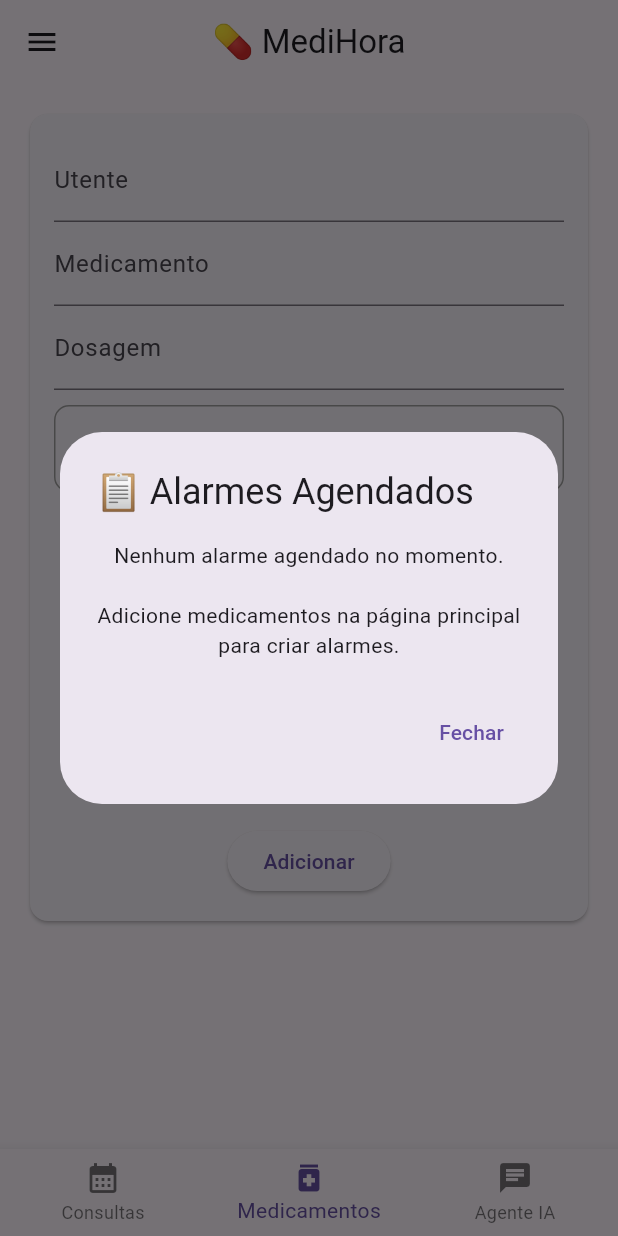
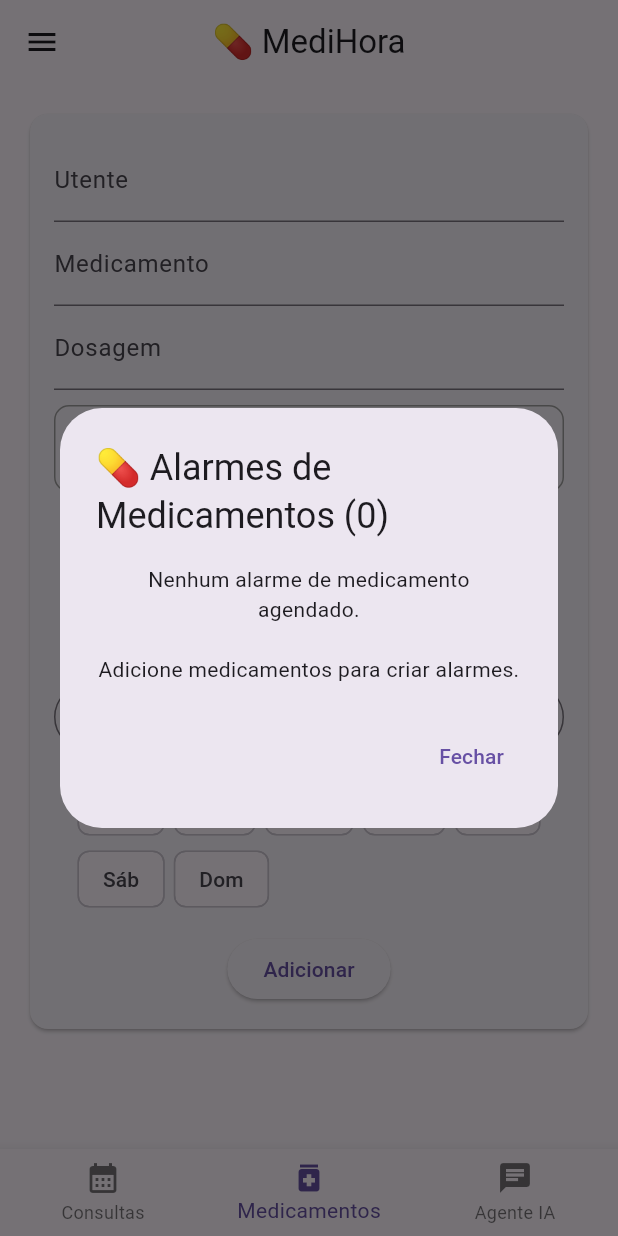
Before and after one commit to amBarreto/PAP, a Flutter app: the screen it shows after launch, in the side drawer, after a tap on "Selecionar hora", on a phone screen of 412 x 824 dp. Run offline on Flutter 3.47's test engine with Material 3 defaults, Android fonts, the phone set to English and light mode, and no system bars; our stand-ins replace flutter_local_notifications, flutter_markdown, isar, permission_handler, timezone; accounts and stored records are empty; generated files the repository leaves out were written again.

Commit message:
API e novas funcinalidades para melhor o UX

```diff
--- a/lib/drawer.dart
+++ /dev/null
@@ -1,159 +0,0 @@
-import 'package:flutter/material.dart';
-import 'services/notification_service.dart';
-
-class AppDrawer extends StatelessWidget {
-  final bool isDarkMode;
-  final VoidCallback toggleTheme;
-
-  const AppDrawer({
-    super.key,
-    required this.isDarkMode,
-    required this.toggleTheme,
-  });
-
-  Future<void> _verAlarmes(BuildContext context) async {
-    final alarmes = await NotificationService().getPendingNotifications();
-
-    if (!context.mounted) return;
-
-    showDialog(
-      context: context,
-      builder: (dialogContext) => AlertDialog(
-        title: const Text('📋 Alarmes Agendados'),
-        content: SingleChildScrollView(
-          child: alarmes.isEmpty
-              ? const Text(
-                  'Nenhum alarme agendado no momento.\n\n'
-                  'Adicione medicamentos na página principal para criar alarmes.',
-                  textAlign: TextAlign.center,
-                )
-              : Column(
-                  mainAxisSize: MainAxisSize.min,
-                  crossAxisAlignment: CrossAxisAlignment.start,
-                  children: [
-                    Text(
-                      'Total: ${alarmes.length} alarme(s)',
-                      style: const TextStyle(fontWeight: FontWeight.bold),
-                    ),
-                    const SizedBox(height: 16),
-                    ...alarmes.map((a) => Padding(
-                          padding: const EdgeInsets.only(bottom: 12),
-                          child: Card(
-                            child: ListTile(
-                              leading: const Icon(Icons.alarm),
-                              title: Text(a.title ?? 'Sem título'),
-                              subtitle: Text(a.body ?? 'Sem descrição'),
-                              trailing: Text(
-                                'ID: ${a.id}',
-                                style: const TextStyle(fontSize: 10),
-                              ),
-                            ),
-                          ),
-                        )),
-                  ],
-                ),
-        ),
-        actions: [
-          TextButton(
-            onPressed: () => Navigator.of(dialogContext).pop(),
-            child: const Text('Fechar'),
-          ),
-        ],
-      ),
-    );
-  }
-
-  @override
-  Widget build(BuildContext context) {
-    return Drawer(
-      child: ListView(
-        padding: EdgeInsets.zero,
-        children: [
-          DrawerHeader(
-            decoration: BoxDecoration(
-              color: isDarkMode ? Colors.grey[900] : Colors.teal,
-            ),
-            child: const Column(
-              crossAxisAlignment: CrossAxisAlignment.start,
-              children: [
-                Icon(Icons.medication, color: Colors.white, size: 40),
-                SizedBox(height: 10),
-                Text(
-                  'MediHora',
-                  style: TextStyle(
-                    color: Colors.white,
-                    fontSize: 22,
-                    fontWeight: FontWeight.bold,
-                  ),
-                ),
-                Text(
-                  'Gestão de medicação',
-                  style: TextStyle(color: Colors.white70),
-                ),
-              ],
-            ),
-          ),
-
-          /* ================= TEMA ================= */
-          SwitchListTile(
-            title: const Text('Modo escuro'),
-            secondary: const Icon(Icons.dark_mode),
-            value: isDarkMode,
-            onChanged: (_) => toggleTheme(),
-          ),
-
-          const Divider(),
-
-          /* ================= VER ALARMES ================= */
-          ListTile(
-            leading: const Icon(Icons.notifications_active),
-            title: const Text('Ver alarmes agendados'),
-            subtitle: const Text('Consultar notificações programadas'),
-            onTap: () {
-              Navigator.pop(context); // Fecha a drawer
-              _verAlarmes(context);
-            },
-          ),
-
-          const Divider(),
-
-          /* ================= LINHA DE APOIO ================= */
-          ListTile(
-            leading: const Icon(Icons.phone),
-            title: const Text('Linha de apoio'),
-            subtitle: const Text('808 24 24 24'),
-            onTap: () {
-              showDialog(
-                context: context,
-                builder: (dialogContext) => AlertDialog(
-                  title: const Text('Linha de apoio'),
-                  content: const Text(
-                    'Linha de Apoio SNS 24.\n\n'
-                    '📞 808 24 24 24',
-                  ),
-                  actions: [
-                    ElevatedButton(
-                      onPressed: () => Navigator.of(dialogContext).pop(),
-                      child: const Text('Fechar'),
-                    ),
-                  ],
-                ),
-              );
-            },
-          ),
-
-          const Divider(),
-
-          /* ================= SOBRE/INFORMAÇÃO ================= */
-          const ListTile(
-            leading: Icon(Icons.info_outline),
-            title: Text('INFORMAÇÃO/SOBRE'),
-            subtitle: Text('Esta aplicação foi desenvolvida para fins académicos e de demonstração. '
-                'Não deve ser utilizada como substituto de aconselhamento médico profissional. '
-                'Consulte sempre um profissional de saúde qualificado para questões relacionadas com a sua saúde e medicação.'),
-          ),
-        ],
-      ),
-    );
-  }
-}
--- a/lib/main.dart
+++ b/lib/main.dart
@@ -3,10 +3,10 @@ import 'package:isar/isar.dart';
 import 'package:path_provider/path_provider.dart';
 import 'models/medicamento.dart';
 import 'models/consultas.dart';
-import 'drawer.dart';
+import 'widgets/drawer.dart';
 import 'services/notification_service.dart';
 import 'widgets/numpad.dart';
-import 'home_page.dart';
+import 'pages/home_page.dart';
 
 late Isar isar;
 
@@ -363,6 +363,45 @@ class _MedicationPageState extends State<MedicationPage> {
                               : 'Período selecionado',
                         ),
                       ),
+                    //Botões "Todos" e "Limpar" (EDITAR)
+                    Padding(
+                      padding: const EdgeInsets.only(top: 12, bottom: 12),
+                      child: Row(
+                        children: [
+                          Expanded(
+                            child: OutlinedButton.icon(
+                              onPressed: () {
+                                setStateDialog(() {
+                                  editSelectedDays = {1, 2, 3, 4, 5, 6, 7};
+                                });
+                              },
+                              icon: const Icon(Icons.check_circle_outline, size: 20),
+                              label: const Text('Todos'),
+                              style: OutlinedButton.styleFrom(
+                                padding: const EdgeInsets.symmetric(vertical: 12),
+                              ),
+                            ),
+                          ),
+                          const SizedBox(width: 8),
+                          Expanded(
+                            child: OutlinedButton.icon(
+                              onPressed: () {
+                                setStateDialog(() {
+                                  editSelectedDays.clear();
+                                });
+                              },
+                              icon: const Icon(Icons.clear, size: 20),
+                              label: const Text('Limpar'),
+                              style: OutlinedButton.styleFrom(
+                                foregroundColor: Colors.red,
+                                padding: const EdgeInsets.symmetric(vertical: 12),
+                              ),
+                            ),
+                          ),
+                        ],
+                      ),
+                    ),
+
                     Wrap(
                       spacing: 6,
                       children: List.generate(7, (i) {
@@ -465,13 +504,13 @@ class _MedicationPageState extends State<MedicationPage> {
         title: const Text('💊 MediHora'),
         centerTitle: true,
       )
-          : null, // permite ocultar a AppBar se necessário
+          : null,
       drawer: widget.showAppBar
       ? AppDrawer(
         isDarkMode: widget.isDarkMode,
         toggleTheme: widget.toggleTheme,
       )
-      : null, // permite ocultar o drawer se a AppBar estiver oculta
+      : null,
       body: SingleChildScrollView(
         padding: const EdgeInsets.all(16),
         child: Column(
@@ -590,6 +629,44 @@ class _MedicationPageState extends State<MedicationPage> {
                               : 'Período selecionado',
                         ),
                       ),
+                    //Botões "Todos" e "Limpar" (ADICIONAR)
+                    Padding(
+                      padding: const EdgeInsets.only(top: 12, bottom: 12),
+                      child: Row(
+                        children: [
+                          Expanded(
+                            child: OutlinedButton.icon(
+                              onPressed: () {
+                                setState(() {
+                                  selectedDays = {1, 2, 3, 4, 5, 6, 7};
+                                });
+                              },
+                              icon: const Icon(Icons.check_circle_outline, size: 20),
+                              label: const Text('Todos'),
+                              style: OutlinedButton.styleFrom(
+                                padding: const EdgeInsets.symmetric(vertical: 12),
+                              ),
+                            ),
+                          ),
+                          const SizedBox(width: 8),
+                          Expanded(
+                            child: OutlinedButton.icon(
+                              onPressed: () {
+                                setState(() {
+                                  selectedDays.clear();
+                                });
+                              },
+                              icon: const Icon(Icons.clear, size: 20),
+                              label: const Text('Limpar'),
+                              style: OutlinedButton.styleFrom(
+                                foregroundColor: Colors.red,
+                                padding: const EdgeInsets.symmetric(vertical: 12),
+                              ),
+                            ),
+                          ),
+                        ],
+                      ),
+                    ),
 
                     Wrap(
                       spacing: 6,
--- a/lib/home_page.dart
+++ b/lib/pages/home_page.dart
@@ -1,10 +1,10 @@
 //controla a navegaçao entre paginas
 
 import 'package:flutter/material.dart';
-import 'main.dart';
-import 'pages/consultas_page.dart';
-import 'pages/ia_page.dart';
-import 'drawer.dart';
+import '../main.dart';
+import 'consultas_page.dart';
+import 'ia_page.dart';
+import '../widgets/drawer.dart';
 
 class HomePage extends StatefulWidget {
   final bool isDarkMode;
@@ -34,7 +34,7 @@ class _HomePageState extends State<HomePage> {
         toggleTheme: widget.toggleTheme,
         showAppBar: false,  // Não mostra AppBar própria
       ),
-      const AiPage(showAppBar: false),  // Não mostra AppBar própria
+      const IAPage(showAppBar: true),  //mostra AppBar própria
     ];
 
     return Scaffold(
--- /dev/null
+++ b/lib/widgets/drawer.dart
@@ -0,0 +1,325 @@
+import 'package:flutter/material.dart';
+import 'package:url_launcher/url_launcher.dart';
+import '../services/notification_service.dart';
+
+class AppDrawer extends StatelessWidget {
+  final bool isDarkMode;
+  final VoidCallback toggleTheme;
+
+  const AppDrawer({
+    super.key,
+    required this.isDarkMode,
+    required this.toggleTheme,
+  });
+
+  // 🔹 NOVA: Ver alarmes de MEDICAMENTOS
+  Future<void> _verAlarmesMedicamentos(BuildContext context) async {
+    final todosAlarmes = await NotificationService().getPendingNotifications();
+
+    // Filtrar: IDs de medicamentos < 10000
+    final alarmes = todosAlarmes.where((a) => a.id < 10000).toList();
+
+    if (!context.mounted) return;
+
+    showDialog(
+      context: context,
+      builder: (dialogContext) => AlertDialog(
+        title: Text('💊 Alarmes de Medicamentos (${alarmes.length})'),
+        content: SingleChildScrollView(
+          child: alarmes.isEmpty
+              ? const Text(
+                  'Nenhum alarme de medicamento agendado.\n\n'
+                  'Adicione medicamentos para criar alarmes.',
+                  textAlign: TextAlign.center,
+                )
+              : Column(
+                  mainAxisSize: MainAxisSize.min,
+                  crossAxisAlignment: CrossAxisAlignment.start,
+                  children: [
+                    Text(
+                      'Total: ${alarmes.length} alarme(s)',
+                      style: const TextStyle(fontWeight: FontWeight.bold),
+                    ),
+                    const Divider(),
+                    const SizedBox(height: 8),
+                    ...alarmes.map((a) => Card(
+                          margin: const EdgeInsets.only(bottom: 8),
+                          child: ListTile(
+                            dense: true,
+                            leading: const Icon(Icons.medication, size: 20, color: Colors.teal),
+                            title: Text(
+                              a.title ?? 'Sem título',
+                              style: const TextStyle(fontSize: 14),
+                            ),
+                            subtitle: Text(
+                              a.body ?? 'Sem descrição',
+                              style: const TextStyle(fontSize: 12),
+                            ),
+                            trailing: Text(
+                              '#${a.id}',
+                              style: const TextStyle(fontSize: 10, color: Colors.grey),
+                            ),
+                          ),
+                        )),
+                  ],
+                ),
+        ),
+        actions: [
+          TextButton(
+            onPressed: () => Navigator.of(dialogContext).pop(),
+            child: const Text('Fechar'),
+          ),
+        ],
+      ),
+    );
+  }
+
+  // 🔹 NOVA: Ver alarmes de CONSULTAS
+  Future<void> _verAlarmesConsultas(BuildContext context) async {
+    final todosAlarmes = await NotificationService().getPendingNotifications();
+
+    // Filtrar: IDs de consultas >= 10000
+    final alarmes = todosAlarmes.where((a) => a.id >= 10000).toList();
+
+    if (!context.mounted) return;
+
+    showDialog(
+      context: context,
+      builder: (dialogContext) => AlertDialog(
+        title: Text('📅 Alarmes de Consultas (${alarmes.length})'),
+        content: SingleChildScrollView(
+          child: alarmes.isEmpty
+              ? const Text(
+                  'Nenhum alarme de consulta agendado.\n\n'
+                  'Adicione consultas para criar lembretes.',
+                  textAlign: TextAlign.center,
+                )
+              : Column(
+                  mainAxisSize: MainAxisSize.min,
+                  crossAxisAlignment: CrossAxisAlignment.start,
+                  children: [
+                    Text(
+                      'Total: ${alarmes.length} alarme(s)',
+                      style: const TextStyle(fontWeight: FontWeight.bold),
+                    ),
+                    const Divider(),
+                    const SizedBox(height: 8),
+                    ...alarmes.map((a) => Card(
+                          margin: const EdgeInsets.only(bottom: 8),
+                          child: ListTile(
+                            dense: true,
+                            leading: const Icon(Icons.calendar_today, size: 20, color: Colors.blue),
+                            title: Text(
+                              a.title ?? 'Sem título',
+                              style: const TextStyle(fontSize: 14),
+                            ),
+                            subtitle: Text(
+                              a.body ?? 'Sem descrição',
+                              style: const TextStyle(fontSize: 12),
+                            ),
+                            trailing: Text(
+                              '#${a.id}',
+                              style: const TextStyle(fontSize: 10, color: Colors.grey),
+                            ),
+                          ),
+                        )),
+                  ],
+                ),
+        ),
+        actions: [
+          TextButton(
+            onPressed: () => Navigator.of(dialogContext).pop(),
+            child: const Text('Fechar'),
+          ),
+        ],
+      ),
+    );
+  }
+
+  Future<void> _ligarNumero(BuildContext context, String numero, String nome) async {
+    final Uri telUri = Uri.parse('tel:$numero');
+
+    try {
+      await launchUrl(telUri, mode: LaunchMode.externalApplication);
+    } catch (e) {
+      if (context.mounted) {
+        ScaffoldMessenger.of(context).showSnackBar(
+          SnackBar(
+            content: Text('Erro ao abrir telefone: ${e.toString()}'),
+            backgroundColor: Colors.red,
+            duration: const Duration(seconds: 3),
+          ),
+        );
+      }
+    }
+  }
+
+  @override
+  Widget build(BuildContext context) {
+    return Drawer(
+      child: ListView(
+        padding: EdgeInsets.zero,
+        children: [
+          DrawerHeader(
+            decoration: BoxDecoration(
+              color: isDarkMode ? Colors.grey[900] : Colors.teal,
+            ),
+            child: const Column(
+              crossAxisAlignment: CrossAxisAlignment.start,
+              children: [
+                Icon(Icons.medication, color: Colors.white, size: 40),
+                SizedBox(height: 10),
+                Text(
+                  'MediHora',
+                  style: TextStyle(
+                    color: Colors.white,
+                    fontSize: 22,
+                    fontWeight: FontWeight.bold,
+                  ),
+                ),
+                Text(
+                  'Gestão de medicação',
+                  style: TextStyle(color: Colors.white70),
+                ),
+              ],
+            ),
+          ),
+
+          /* ================= TEMA ================= */
+        SwitchListTile(
+          title: const Text('Modo escuro'),
+          secondary: Icon(
+            isDarkMode ? Icons.dark_mode : Icons.light_mode, // 🔹 Muda dinamicamente
+            color: isDarkMode ? Colors.amber : Colors.orange,
+          ),
+          value: isDarkMode,
+          onChanged: (_) => toggleTheme(),
+        ),
+
+          const Divider(),
+
+          /* ================= ALARMES ================= */
+          // 🔹 Ver alarmes de MEDICAMENTOS
+          ListTile(
+            leading: const Icon(Icons.medication, color: Colors.teal),
+            title: const Text('Ver alarmes de medicamentos'),
+            subtitle: const Text('Notificações de medicação'),
+            onTap: () {
+              Navigator.pop(context);
+              _verAlarmesMedicamentos(context);
+            },
+          ),
+
+          //Ver alarmes de CONSULTAS
+          ListTile(
+            leading: const Icon(Icons.calendar_today, color: Colors.blue),
+            title: const Text('Ver alarmes de consultas'),
+            subtitle: const Text('Lembretes de consultas médicas'),
+            onTap: () {
+              Navigator.pop(context);
+              _verAlarmesConsultas(context);
+            },
+          ),
+
+
+          const Divider(),
+
+          /* ================= LINHAS DE APOIO ================= */
+          const Padding(
+            padding: EdgeInsets.symmetric(horizontal: 16, vertical: 8),
+            child: Text(
+              'Linhas de Apoio',
+              style: TextStyle(
+                fontSize: 14,
+                fontWeight: FontWeight.w600,
+                color: Colors.grey,
+              ),
+            ),
+          ),
+
+          ListTile(
+            leading: Container(
+              padding: const EdgeInsets.all(8),
+              decoration: BoxDecoration(
+                color: Colors.blue.shade100,
+                borderRadius: BorderRadius.circular(8),
+              ),
+              child: const Icon(Icons.phone, color: Colors.blue),
+            ),
+            title: const Text('Linha de Saúde Açores', style: TextStyle(fontWeight: FontWeight.w600)),
+            subtitle: const Text('808 24 60 24'),
+            trailing: const Icon(Icons.call, color: Colors.blue),
+            onTap: () {
+              Navigator.pop(context);
+              _ligarNumero(context, '808246024', 'Linha de Saúde Açores');
+            },
+          ),
+
+          ListTile(
+            leading: Container(
+              padding: const EdgeInsets.all(8),
+              decoration: BoxDecoration(
+                color: Colors.red.shade100,
+                borderRadius: BorderRadius.circular(8),
+              ),
+              child: const Icon(Icons.emergency, color: Colors.red),
+            ),
+            title: const Text('Emergência 112', style: TextStyle(fontWeight: FontWeight.w600)),
+            subtitle: const Text('Chamada de emergência'),
+            trailing: const Icon(Icons.call, color: Colors.red),
+            onTap: () {
+              showDialog(
+                context: context,
+                builder: (dialogContext) => AlertDialog(
+                  title: const Text('🆘 Ligar 112?'),
+                  content: const Text('Tens a certeza que queres ligar para o número de emergência?'),
+                  actions: [
+                    TextButton(
+                      onPressed: () => Navigator.pop(dialogContext),
+                      child: const Text('Cancelar'),
+                    ),
+                    ElevatedButton(
+                      onPressed: () {
+                        Navigator.pop(dialogContext);
+                        Navigator.pop(context);
+                        _ligarNumero(context, '112', '112');
+                      },
+                      style: ElevatedButton.styleFrom(
+                        backgroundColor: Colors.red,
+                        foregroundColor: Colors.white,
+                      ),
+                      child: const Text('Ligar'),
+                    ),
+                  ],
+                ),
+              );
+            },
+          ),
+
+          const Divider(),
+
+          /* ================= SOBRE/INFORMAÇÃO ================= */
+         ListTile(
+            leading: Container(
+              padding: const EdgeInsets.all(8),
+              decoration: BoxDecoration(
+                color: Colors.grey.shade100,
+                borderRadius: BorderRadius.circular(8),
+              ),
+              child:Icon(
+                Icons.info_outline,
+                color: Colors.grey.shade700,
+              ),
+            ),
+            title: const Text('INFORMAÇÃO/SOBRE'),
+            subtitle: const Text(
+              'Esta aplicação foi desenvolvida para fins académicos e de demonstração. '
+              'Não deve ser utilizada como substituto de aconselhamento médico profissional. '
+              'Consulte sempre um profissional de saúde qualificado para questões relacionadas com a sua saúde e medicação.',
+            ),
+         )
+        ],
+      ),
+    );
+  }
+}
--- a/pubspec.yaml
+++ b/pubspec.yaml
@@ -36,8 +36,10 @@ dependencies:
   path_provider: ^2.1.5
   isar: ^3.1.0+1
   isar_flutter_libs: ^3.1.0+1
-  http: ^1.6.0
+  http: ^1.6.0 #HTTP API GEMINI
   flutter_markdown: ^0.6.10
+  url_launcher: ^6.2.2 #usado para fazer chamadas no telemovel
+
 
 dev_dependencies:
   flutter_test:
```
Also changed, not shown: lib/pages/ia_page.dart (+4 -4 lines), pubspec.lock, 7 other files.
